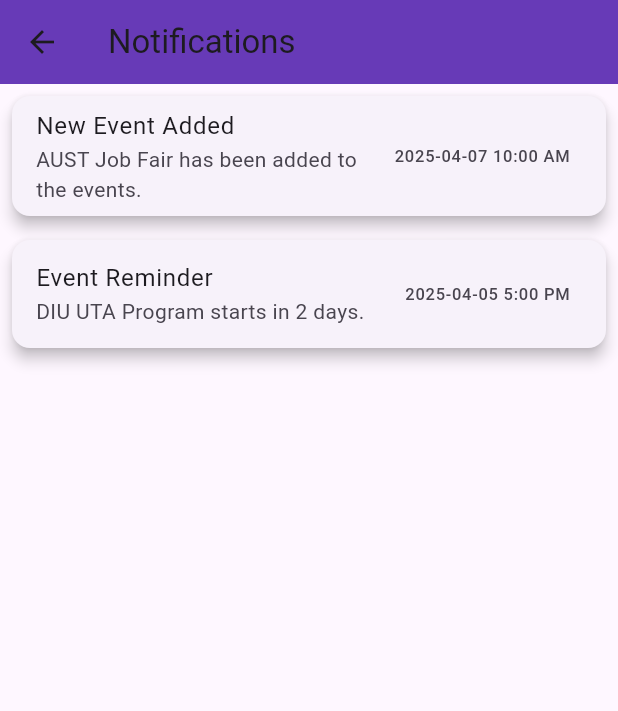
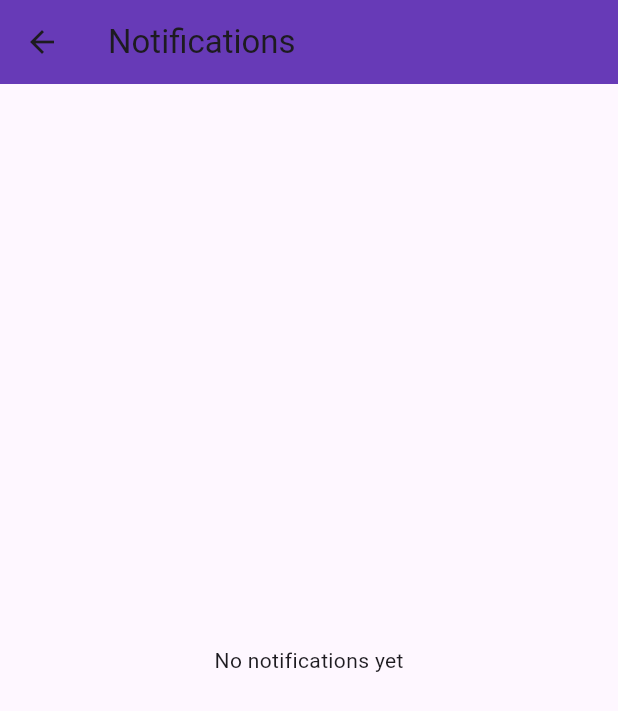
Before and after one commit to noobarafat/MAD_Project_DIU, a Flutter app: the NotificationScreen screen opened directly, on a phone screen of 412 x 824 dp. Shown: the top 711 px of the screen. Run offline on Flutter 3.47's test engine with Material 3 defaults, Android fonts, the phone set to English and light mode, and no system bars; our stand-ins replace firebase_auth, firebase_core, image_picker; accounts and stored records are empty.

Commit message:
notification_screen_implemented

```diff
--- a/lib/screens/notification_screen.dart
+++ b/lib/screens/notification_screen.dart
@@ -1,32 +1,23 @@
 import 'package:flutter/material.dart';
-import 'package:university_event_management_system/models/notification_model.dart';
+import 'package:university_event_management_system/services/notification_service.dart';
 
 class NotificationScreen extends StatelessWidget {
-
-  final List<NotificationModel> notifications = [
-    NotificationModel(
-      title: 'New Event Added',
-      description: 'AUST Job Fair has been added to the events.',
-      timestamp: '2025-04-07 10:00 AM',
-    ),
-    NotificationModel(
-      title: 'Event Reminder',
-      description: 'DIU UTA Program starts in 2 days.',
-      timestamp: '2025-04-05 5:00 PM',
-    ),
-
-  ];
 
   NotificationScreen({super.key});
 
   @override
   Widget build(BuildContext context) {
+    // Accessing the list of notifications from the NotificationService
+    final notifications = NotificationService().notifications;
+
     return Scaffold(
       appBar: AppBar(
         title: const Text('Notifications'),
         backgroundColor: Colors.deepPurple,
       ),
-      body: ListView.builder(
+      body: notifications.isEmpty
+          ? const Center(child: Text('No notifications yet'))
+          : ListView.builder(
               itemCount: notifications.length,
               itemBuilder: (context, index) {
                 final notification = notifications[index];
```
Lines whose indentation alone changed are shown as unchanged.
